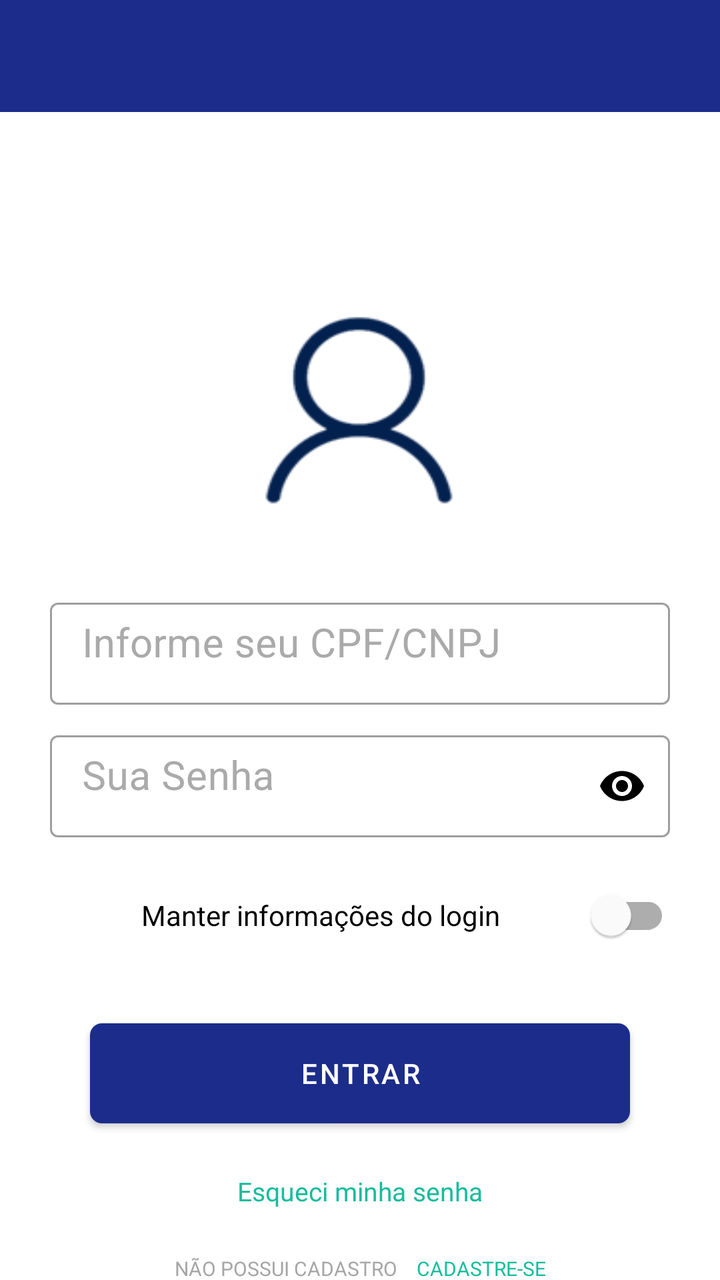
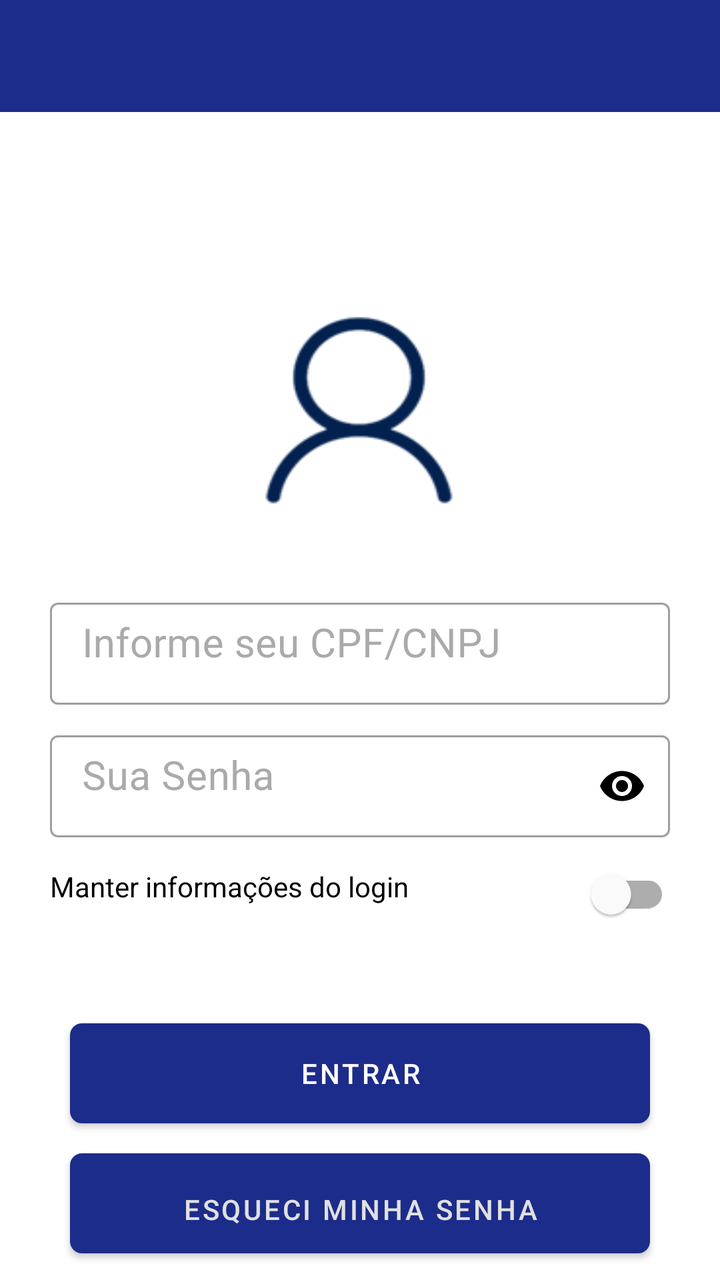

Compare the two renders of this Android layout. The source of the first and the diff that turns it into the second are given below.
<!-- AndroidManifest.xml: application theme AppThemeMaterialBar -->
<!-- res/layout/activity_login3.xml -->
<?xml version="1.0" encoding="utf-8"?>
<androidx.coordinatorlayout.widget.CoordinatorLayout xmlns:android="http://schemas.android.com/apk/res/android"
        xmlns:app="http://schemas.android.com/apk/res-auto"
        xmlns:tools="http://schemas.android.com/tools"
        android:id="@+id/login_container"
        android:layout_width="match_parent"
        android:layout_height="match_parent"
        android:background="@android:color/white"
        tools:context=".LoginActivity2">

    <androidx.appcompat.widget.Toolbar
            android:id="@+id/toolbar_login"
            android:layout_width="match_parent"
            android:layout_height="wrap_content"
            android:background="?attr/colorPrimary"
            android:minHeight="?attr/actionBarSize"
            android:theme="?attr/actionBarTheme"
            app:titleTextColor="@android:color/white" />

    <androidx.core.widget.NestedScrollView
            android:layout_width="match_parent"
            android:layout_height="match_parent"
            android:layout_marginTop="?attr/actionBarSize"
            app:layout_behavior="com.google.android.material.appbar.AppBarLayout$ScrollingViewBehavior">

        <RelativeLayout
                android:id="@+id/layout_login"
                android:layout_width="match_parent"
                android:layout_height="match_parent"
                android:background="@android:color/white"
                tools:ignore="MissingPrefix">

            <ImageView
                    android:id="@+id/imageView"
                    android:layout_width="100dp"
                    android:layout_height="100dp"
                    android:scaleType="fitXY"
                    android:layout_alignParentTop="true"
                    android:layout_centerHorizontal="true"
                    android:layout_marginTop="100dp"
                    android:src="@drawable/user_icon" />

            <ProgressBar
                    android:id="@+id/progress"
                    android:layout_width="wrap_content"
                    android:layout_height="wrap_content"
                    android:layout_centerInParent="true"
                    android:layout_below="@+id/imageView"
                    android:indeterminate="true"/>


            <com.google.android.material.textfield.TextInputLayout
                    android:id="@+id/fieldLogin"
                    android:layout_width="match_parent"
                    android:layout_height="wrap_content"
                    android:layout_below="@+id/imageView"
                    android:layout_marginBottom="10dp"
                    android:layout_marginLeft="25dp"
                    android:layout_marginRight="25dp"
                    android:layout_marginTop="40dp"
                    style="@style/Widget.MaterialComponents.TextInputLayout.OutlinedBox"
                    android:gravity="center"
                    android:imeOptions="actionNext"
                    android:textColorHint="@color/text_color_second">

                <androidx.appcompat.widget.AppCompatEditText
                        android:id="@+id/edtLogin"
                        fontPath="fonts/Avenir.ttc"
                        android:layout_width="match_parent"
                        android:layout_height="wrap_content"
                        android:hint="Informe seu CPF/CNPJ"
                        android:paddingTop="7dp"
                        android:singleLine="true"
                        android:textSize="20sp"
                        android:textColor="@color/text_color_primary"
                        android:textColorHighlight="@color/text_color_primary"
                        android:textColorHint="@color/text_color_primary"
                        android:visibility="visible"/>
            </com.google.android.material.textfield.TextInputLayout>

            <com.google.android.material.textfield.TextInputLayout
                    android:id="@+id/fieldPassword"
                    style="@style/Widget.MaterialComponents.TextInputLayout.OutlinedBox"
                    android:layout_width="match_parent"
                    android:layout_height="wrap_content"
                    android:layout_below="@+id/fieldLogin"
                    android:layout_marginBottom="10dp"
                    android:layout_marginLeft="25dp"
                    android:layout_marginRight="25dp"
                    android:imeOptions="actionDone"
                    android:textColorHint="@color/text_color_second"
                    android:layout_centerInParent="true"
                    app:passwordToggleEnabled="true"
                    app:passwordToggleTint="@android:color/black">

                <com.google.android.material.textfield.TextInputEditText
                        android:id="@+id/edtPasssword"
                        fontPath="fonts/Avenir.ttc"
                        android:layout_width="match_parent"
                        android:layout_height="wrap_content"
                        android:hint="Sua Senha"
                        android:imeOptions="actionDone"
                        android:inputType="textPassword"
                        android:paddingRight="110dp"
                        android:paddingTop="7dp"
                        android:textSize="20sp"
                        android:textColor="@color/text_color_primary"
                        android:textColorHighlight="@color/text_color_primary"
                        android:textColorHint="@color/text_color_primary"/>
            </com.google.android.material.textfield.TextInputLayout>

            <com.google.android.material.switchmaterial.SwitchMaterial
                    android:id="@+id/txtCheckLogin"
                    android:layout_width="match_parent"
                    android:layout_height="wrap_content"
                    android:layout_marginTop="5dp"
                    android:text="Manter informações do login"
                    android:layout_below="@+id/fieldPassword"
                    android:layout_weight="1"
                    android:textSize="14sp"
                    android:gravity="center"
                    android:layout_marginStart="25dp"
                    android:layout_marginEnd="25dp" />

            <Button
                    android:id="@+id/btnLogin"
                    fontPath="fonts/Avenir.ttc"
                    android:layout_width="fill_parent"
                    android:layout_height="50dp"
                    android:layout_below="@+id/txtCheckLogin"
                    android:layout_marginLeft="45dp"
                    android:layout_marginRight="45dp"
                    android:background="@drawable/btn_login_entrar"
                    android:backgroundTint="@color/colorPrimary"
                    android:text="Entrar"
                    android:layout_marginTop="30dp"
                    android:textColor="@android:color/white" />

            <TextView
                    android:id="@+id/txtRememberPassword"
                    fontPath="fonts/Avenir.ttc"
                    android:layout_width="wrap_content"
                    android:layout_height="wrap_content"
                    android:layout_below="@+id/btnLogin"
                    android:gravity="center"
                    android:paddingTop="10dp"
                    android:layout_marginTop="15dp"
                    android:text="Esqueci minha senha"
                    android:textColor="@color/text_recovery_passwd"
                    android:textSize="13sp"
                    android:layout_centerInParent="true" />

            <LinearLayout
                    android:id="@+id/pnlBottom"
                    android:layout_width="match_parent"
                    android:layout_height="40dp"
                    android:layout_marginBottom="5dp"
                    android:layout_below="@+id/txtRememberPassword"
                    android:layout_marginTop="10dp"
                    android:gravity="center"
                    android:orientation="horizontal">

                <TextView
                        android:id="@+id/txtnotcount"
                        fontPath="fonts/Avenir.ttc"
                        android:layout_width="wrap_content"
                        android:layout_height="wrap_content"
                        android:layout_weight="1"
                        android:alpha="0.7"
                        android:ellipsize="end"
                        android:gravity="end"
                        android:maxLines="1"
                        android:textSize="10dp"
                        android:textAllCaps="true"
                        android:scrollHorizontally="true"
                        android:text="Não possui cadastro"
                        android:textColor="@android:color/tertiary_text_dark" />

                <TextView
                        android:id="@+id/txtCreateLogin"
                        fontPath="fonts/Avenir.ttc"
                        android:layout_width="wrap_content"
                        android:layout_height="wrap_content"
                        android:layout_weight="1"
                        android:ellipsize="end"
                        android:gravity="left"
                        android:maxLines="1"
                        android:textAllCaps="true"
                        android:textSize="10dp"
                        android:paddingBottom="10dp"
                        android:paddingLeft="10dp"
                        android:paddingTop="10dp"
                        android:scrollHorizontally="true"
                        android:text="Cadastre-se"
                        android:textColor="@color/text_recovery_passwd" />
            </LinearLayout>

        </RelativeLayout>

    </androidx.core.widget.NestedScrollView>

</androidx.coordinatorlayout.widget.CoordinatorLayout>
<!-- resources referenced by this layout -->
<resources>
  <color name="colorPrimary">#1C2C8A</color>
  <color name="text_color_primary">#555555</color>
  <color name="text_color_second">#AAAAAA</color>
  <color name="text_recovery_passwd">#18BC9C</color>
  <!-- drawable btn_login_entrar (drawable) -->
  <?xml version="1.0" encoding="utf-8"?>
  <selector xmlns:android="http://schemas.android.com/apk/res/android" >
      <item android:state_pressed="true">
          <shape xmlns:android="http://schemas.android.com/apk/res/android" >
              <solid android:color="@color/corbotaoOn"/>
              <corners
                      android:radius="6dp"/>
          </shape>
      </item>
      <item android:state_focused="true" >
          <shape xmlns:android="http://schemas.android.com/apk/res/android" >
              <solid android:color="@color/corbotaoOn"/>
              <corners
                      android:radius="6dp"/>
          </shape>
      </item>
      <item android:state_focused="false" >
          <shape xmlns:android="http://schemas.android.com/apk/res/android" >
              <solid android:color="@color/colorPrimary"/>
              <corners
                      android:radius="6dp"/>
          </shape>
      </item>
      <item android:state_pressed="false" >
          <shape xmlns:android="http://schemas.android.com/apk/res/android" >
              <solid android:color="@color/colorPrimary"/>
              <corners
                      android:radius="6dp" />
          </shape>
      </item>
  </selector>
  <!-- drawable user_icon: png bitmap (drawable, 3919 bytes) -->
  <style name="AppThemeMaterialBar" parent="Theme.MaterialComponents.Light.DarkActionBar">
          
          <item name="colorPrimary">@color/colorPrimary</item>
          <item name="colorPrimaryDark">@color/colorPrimaryDark</item>
          <item name="colorAccent">@android:color/holo_blue_light</item>
          <item name="windowActionBar">true</item>
      </style>
  <color name="corbotaoOn">#1C2C8A</color>
  <color name="colorPrimaryDark">#1C2C8A</color>
</resources>

<!-- the commit's change to res/layout/activity_login3.xml (unified diff, before → after) -->
@@ -118,7 +118,7 @@
                     android:layout_below="@+id/fieldPassword"
                     android:layout_weight="1"
                     android:textSize="14sp"
-                    android:gravity="center"
+                    android:gravity="left"
                     android:layout_marginStart="25dp"
                     android:layout_marginEnd="25dp" />
 
@@ -128,27 +128,30 @@
                     android:layout_width="fill_parent"
                     android:layout_height="50dp"
                     android:layout_below="@+id/txtCheckLogin"
-                    android:layout_marginLeft="45dp"
-                    android:layout_marginRight="45dp"
+                    android:layout_marginLeft="35dp"
+                    android:layout_marginRight="35dp"
                     android:background="@drawable/btn_login_entrar"
                     android:backgroundTint="@color/colorPrimary"
+                    android:textColor="@android:color/white"
                     android:text="Entrar"
-                    android:layout_marginTop="30dp"
-                    android:textColor="@android:color/white" />
-
-            <TextView
+                    android:layout_marginTop="30dp"/>
+
+            <Button
                     android:id="@+id/txtRememberPassword"
                     fontPath="fonts/Avenir.ttc"
-                    android:layout_width="wrap_content"
-                    android:layout_height="wrap_content"
+                    android:layout_width="fill_parent"
+                    android:layout_height="50dp"
                     android:layout_below="@+id/btnLogin"
+                    android:layout_marginLeft="35dp"
+                    android:layout_marginRight="35dp"
+                    android:layout_marginTop="15dp"
                     android:gravity="center"
                     android:paddingTop="10dp"
-                    android:layout_marginTop="15dp"
-                    android:text="Esqueci minha senha"
-                    android:textColor="@color/text_recovery_passwd"
-                    android:textSize="13sp"
-                    android:layout_centerInParent="true" />
+                    android:layout_centerInParent="true"
+                    android:background="@drawable/btn_login_recover"
+                    android:backgroundTint="@color/underline_color"
+                    android:textColor="@color/underline_color"
+                    android:text="Esqueci minha senha" />
 
             <LinearLayout
                     android:id="@+id/pnlBottom"
@@ -192,7 +195,7 @@
                         android:paddingTop="10dp"
                         android:scrollHorizontally="true"
                         android:text="Cadastre-se"
-                        android:textColor="@color/text_recovery_passwd" />
+                        android:textColor="@color/colorPrimary" />
             </LinearLayout>
 
         </RelativeLayout>
<!-- resource entries referenced after the edit -->
@@ -3,7 +3,7 @@
   <color name="colorPrimary">#1C2C8A</color>
   <color name="text_color_primary">#555555</color>
   <color name="text_color_second">#AAAAAA</color>
-  <color name="text_recovery_passwd">#18BC9C</color>
+  <color name="underline_color">#E0E0E0</color>
   <!-- drawable btn_login_entrar (drawable) -->
   <?xml version="1.0" encoding="utf-8"?>
   <selector xmlns:android="http://schemas.android.com/apk/res/android" >
@@ -36,6 +36,38 @@
           </shape>
       </item>
   </selector>
+  <!-- drawable btn_login_recover (drawable) -->
+  <?xml version="1.0" encoding="utf-8"?>
+  <selector xmlns:android="http://schemas.android.com/apk/res/android" >
+      <item android:state_pressed="true">
+          <shape xmlns:android="http://schemas.android.com/apk/res/android" >
+              <solid android:color="@color/underline_color"/>
+              <corners
+                      android:radius="6dp"/>
+          </shape>
+      </item>
+      <item android:state_focused="true" >
+          <shape xmlns:android="http://schemas.android.com/apk/res/android" >
+              <solid android:color="@color/colorPrimary"/>
+              <corners
+                      android:radius="6dp"/>
+          </shape>
+      </item>
+      <item android:state_focused="false" >
+          <shape xmlns:android="http://schemas.android.com/apk/res/android" >
+              <solid android:color="@color/colorPrimary"/>
+              <corners
+                      android:radius="6dp"/>
+          </shape>
+      </item>
+      <item android:state_pressed="false" >
+          <shape xmlns:android="http://schemas.android.com/apk/res/android" >
+              <solid android:color="@color/underline_color"/>
+              <corners
+                      android:radius="6dp" />
+          </shape>
+      </item>
+  </selector>
   <!-- drawable user_icon: png bitmap (drawable, 3919 bytes) -->
   <style name="AppThemeMaterialBar" parent="Theme.MaterialComponents.Light.DarkActionBar">
           
